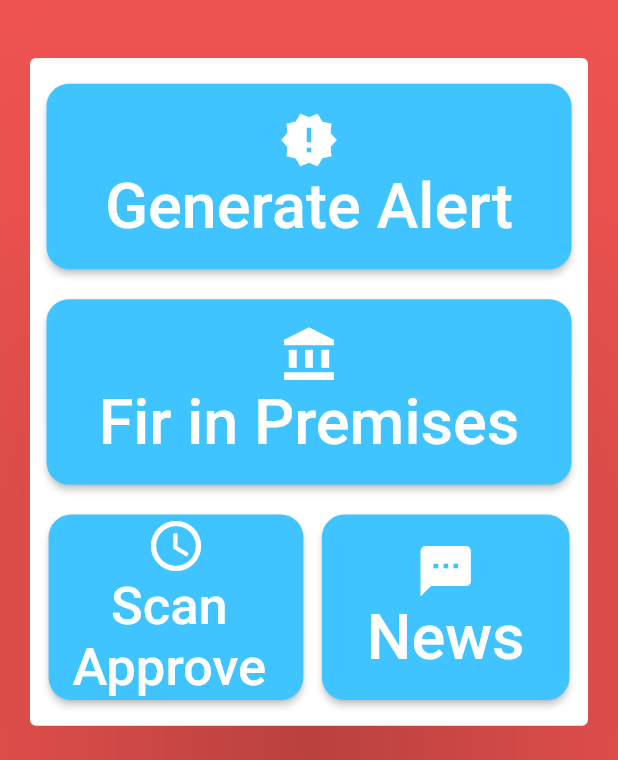
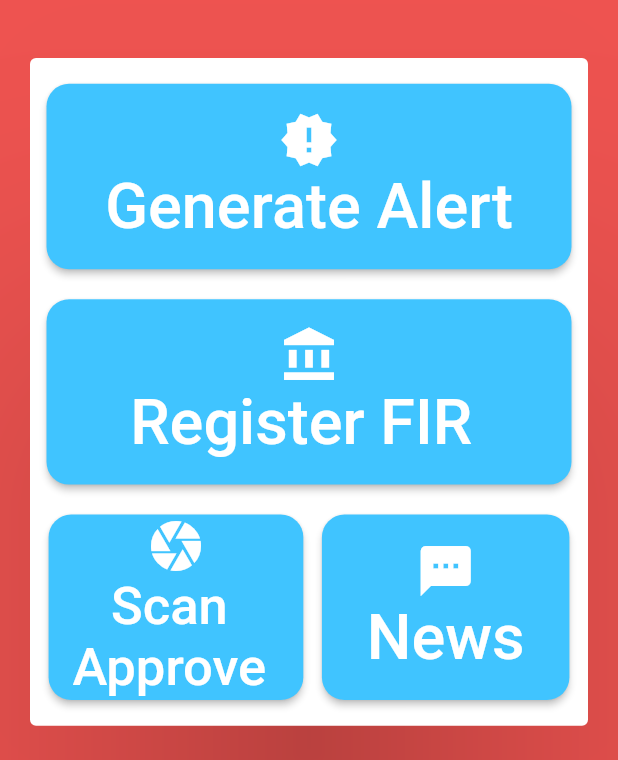
Before and after one commit to souravgopal25/ap_ps_side, a Flutter app: the Dashboard screen opened directly, on a phone screen of 412 x 824 dp, the part 476-1236 px from its top. Run offline on Flutter 3.47's test engine with Material 2 defaults, Android fonts, the phone set to English and light mode, and no system bars; drawn by our look-alikes of carousel_slider; our stand-ins replace cloud_firestore, firebase_auth, firebase_core, firebase_storage, image_picker; missing offline and left inert: barcode_scan; accounts and stored records are empty; network calls fail.

Commit message:
Code Organized

```diff
--- a/lib/main.dart
+++ b/lib/main.dart
@@ -1,11 +1,11 @@
-import 'package:ap_ps_side/admin/admin_homepage.dart';
 import 'package:ap_ps_side/page/alerts.dart';
 import 'package:ap_ps_side/page/Annomouscase_detail.dart';
+import 'package:ap_ps_side/page/case_details.dart';
 import 'package:ap_ps_side/page/dashboard.dart';
 import 'package:ap_ps_side/page/login_page.dart';
 import 'package:ap_ps_side/page/qrcode_scanner.dart';
 import 'package:ap_ps_side/page/splash_screen.dart';
-import 'package:ap_ps_side/police_account/police_signup_page1.dart';
+
 import 'package:flutter/material.dart';
 import 'package:firebase_core/firebase_core.dart';
 
@@ -37,7 +37,7 @@ class _MyHomeState extends State<MyHome> {
         builder: (context, snapshot) {
           if (snapshot.hasError) {}
           if (snapshot.connectionState == ConnectionState.done) {
-            return AnnCaseDetail();
+            return Dashboard();
           }
           return Scaffold(
             body: Center(
--- a/lib/admin/admin_homepage.dart
+++ b/lib/page/admin/admin_homepage.dart
@@ -1,8 +1,9 @@
-import 'package:ap_ps_side/admin/navigation_pane_admin.dart';
 import 'package:ap_ps_side/card/drawer_card.dart';
+import 'package:ap_ps_side/page/admin/navigation_pane_admin.dart';
 import 'package:ap_ps_side/page/alerts.dart';
 import 'package:ap_ps_side/page/news_page.dart';
-import 'package:ap_ps_side/police_account/police_signup_page1.dart';
+import 'package:ap_ps_side/page/police_account/police_signup_page1.dart';
+
 import 'package:ap_ps_side/slider/slider.dart';
 import 'package:flutter/material.dart';
 
--- a/lib/page/dashboard.dart
+++ b/lib/page/dashboard.dart
@@ -140,7 +140,7 @@ class Dashboard extends StatelessWidget {
                                         color: Colors.white,
                                       ),
                                       Text(
-                                        "Fir in Premises",
+                                        "Register FIR ",
                                         style: TextStyle(
                                             color: Colors.white, fontSize: 42),
                                       ),
@@ -174,7 +174,7 @@ class Dashboard extends StatelessWidget {
                                   child: Column(
                                     children: [
                                       Icon(
-                                        Icons.query_builder,
+                                        Icons.camera,
                                         size: 40,
                                         color: Colors.white,
                                       ),
--- a/lib/police_account/police_signup_page1.dart
+++ b/lib/page/police_account/police_signup_page1.dart
@@ -1,5 +1,6 @@
 import 'package:ap_ps_side/models/police_acc.dart';
-import 'package:ap_ps_side/police_account/police_signup_page2.dart';
+import 'package:ap_ps_side/page/police_account/police_signup_page2.dart';
+
 import 'package:flutter/cupertino.dart';
 import 'package:flutter/material.dart';
 
```
Also changed, not shown: lib/page/case_details.dart (added, +35 -0 lines), lib/page/admin/navigation_pane_admin.dart (renamed from lib/admin/navigation_pane_admin.dart), lib/page/police_account/police_signup_page2.dart (renamed from lib/police_account/police_signup_page2.dart), lib/page/selector.dart (added).
